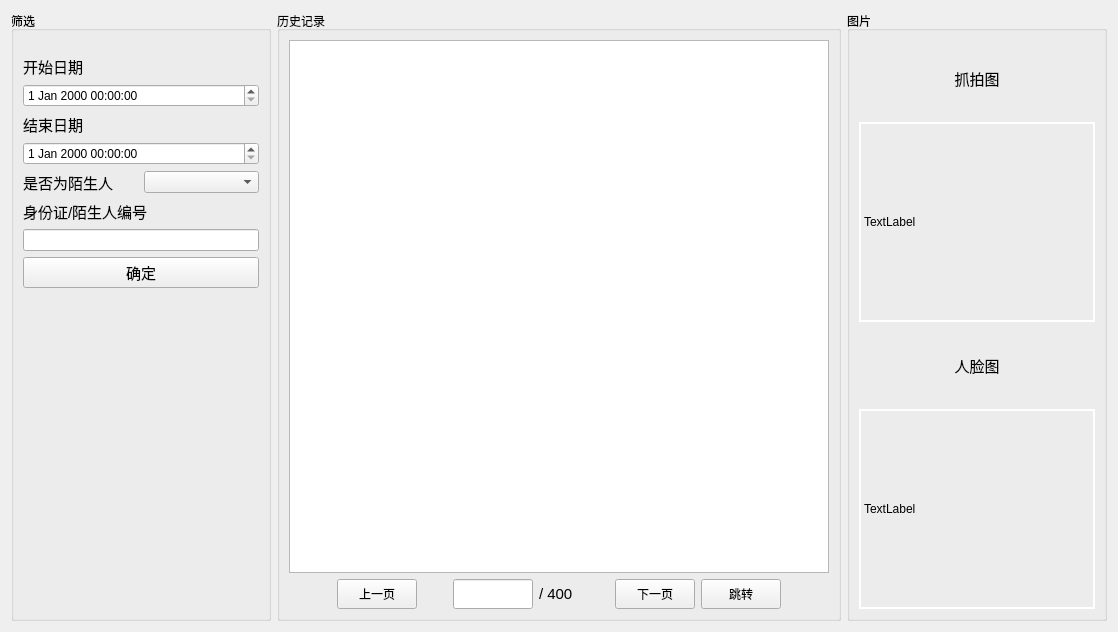
Above: HistoryView/historyview.ui from Flzjler/LaborEye before the change. Below: the same form after it.
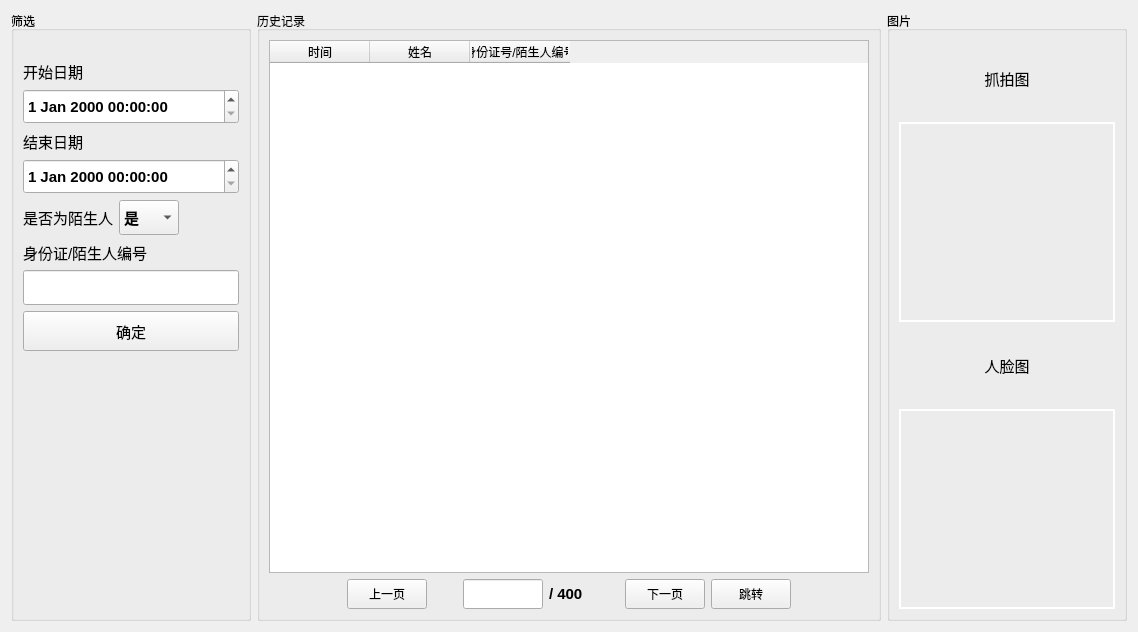
That is the form after the change.

```diff
--- a/HistoryView/historyview.ui
+++ b/HistoryView/historyview.ui
@@ -6,7 +6,7 @@
    <rect>
     <x>0</x>
     <y>0</y>
-    <width>1082</width>
+    <width>1112</width>
     <height>632</height>
    </rect>
   </property>
@@ -30,13 +30,13 @@
      </property>
      <property name="minimumSize">
       <size>
-       <width>260</width>
+       <width>240</width>
        <height>580</height>
       </size>
      </property>
      <property name="maximumSize">
       <size>
-       <width>260</width>
+       <width>240</width>
        <height>16777215</height>
       </size>
      </property>
@@ -50,12 +50,12 @@
          <enum>Qt::Vertical</enum>
         </property>
         <property name="sizeType">
-         <enum>QSizePolicy::Maximum</enum>
+         <enum>QSizePolicy::Minimum</enum>
         </property>
         <property name="sizeHint" stdset="0">
          <size>
-          <width>20</width>
-          <height>15</height>
+          <width>40</width>
+          <height>20</height>
          </size>
         </property>
        </spacer>
@@ -74,7 +74,28 @@
        </widget>
       </item>
       <item>
-       <widget class="QDateTimeEdit" name="dtEdtStartDate"/>
+       <widget class="QDateTimeEdit" name="dtEdtStartDate">
+        <property name="sizePolicy">
+         <sizepolicy hsizetype="Minimum" vsizetype="Minimum">
+          <horstretch>0</horstretch>
+          <verstretch>0</verstretch>
+         </sizepolicy>
+        </property>
+        <property name="minimumSize">
+         <size>
+          <width>0</width>
+          <height>35</height>
+         </size>
+        </property>
+        <property name="font">
+         <font>
+          <family>Arial</family>
+          <pointsize>11</pointsize>
+          <weight>75</weight>
+          <bold>true</bold>
+         </font>
+        </property>
+       </widget>
       </item>
       <item>
        <widget class="QLabel" name="lblEndDate">
@@ -90,12 +111,45 @@
        </widget>
       </item>
       <item>
-       <widget class="QDateTimeEdit" name="dtEdtEndDate"/>
+       <widget class="QDateTimeEdit" name="dtEdtEndDate">
+        <property name="sizePolicy">
+         <sizepolicy hsizetype="Minimum" vsizetype="Minimum">
+          <horstretch>0</horstretch>
+          <verstretch>0</verstretch>
+         </sizepolicy>
+        </property>
+        <property name="minimumSize">
+         <size>
+          <width>0</width>
+          <height>35</height>
+         </size>
+        </property>
+        <property name="font">
+         <font>
+          <family>Arial</family>
+          <pointsize>11</pointsize>
+          <weight>75</weight>
+          <bold>true</bold>
+         </font>
+        </property>
+       </widget>
       </item>
       <item>
        <layout class="QHBoxLayout" name="horizontalLayout_2">
         <item>
          <widget class="QLabel" name="lblStranger">
+          <property name="sizePolicy">
+           <sizepolicy hsizetype="Maximum" vsizetype="Preferred">
+            <horstretch>0</horstretch>
+            <verstretch>0</verstretch>
+           </sizepolicy>
+          </property>
+          <property name="maximumSize">
+           <size>
+            <width>100</width>
+            <height>16777215</height>
+           </size>
+          </property>
           <property name="font">
            <font>
             <family>Arial</family>
@@ -108,7 +162,65 @@
          </widget>
         </item>
         <item>
-         <widget class="QComboBox" name="cboxStranger"/>
+         <widget class="QComboBox" name="cboxStranger">
+          <property name="sizePolicy">
+           <sizepolicy hsizetype="Maximum" vsizetype="Minimum">
+            <horstretch>0</horstretch>
+            <verstretch>0</verstretch>
+           </sizepolicy>
+          </property>
+          <property name="minimumSize">
+           <size>
+            <width>0</width>
+            <height>35</height>
+           </size>
+          </property>
+          <property name="maximumSize">
+           <size>
+            <width>70</width>
+            <height>16777215</height>
+           </size>
+          </property>
+          <property name="font">
+           <font>
+            <family>Arial</family>
+            <pointsize>11</pointsize>
+            <weight>75</weight>
+            <bold>true</bold>
+           </font>
+          </property>
+          <item>
+           <property name="text">
+            <string>是</string>
+           </property>
+          </item>
+          <item>
+           <property name="text">
+            <string>否</string>
+           </property>
+          </item>
+          <item>
+           <property name="text">
+            <string>不限</string>
+           </property>
+          </item>
+         </widget>
+        </item>
+        <item>
+         <spacer name="horizontalSpacer_5">
+          <property name="orientation">
+           <enum>Qt::Horizontal</enum>
+          </property>
+          <property name="sizeType">
+           <enum>QSizePolicy::Expanding</enum>
+          </property>
+          <property name="sizeHint" stdset="0">
+           <size>
+            <width>30</width>
+            <height>20</height>
+           </size>
+          </property>
+         </spacer>
         </item>
        </layout>
       </item>
@@ -126,10 +238,43 @@
        </widget>
       </item>
       <item>
-       <widget class="QLineEdit" name="ledtIdCard"/>
+       <widget class="QLineEdit" name="ledtIdCard">
+        <property name="sizePolicy">
+         <sizepolicy hsizetype="Expanding" vsizetype="Minimum">
+          <horstretch>0</horstretch>
+          <verstretch>0</verstretch>
+         </sizepolicy>
+        </property>
+        <property name="minimumSize">
+         <size>
+          <width>0</width>
+          <height>35</height>
+         </size>
+        </property>
+        <property name="font">
+         <font>
+          <family>Arial</family>
+          <pointsize>11</pointsize>
+          <weight>75</weight>
+          <bold>true</bold>
+         </font>
+        </property>
+       </widget>
       </item>
       <item>
        <widget class="QPushButton" name="btnConfirm">
+        <property name="sizePolicy">
+         <sizepolicy hsizetype="Minimum" vsizetype="Minimum">
+          <horstretch>0</horstretch>
+          <verstretch>0</verstretch>
+         </sizepolicy>
+        </property>
+        <property name="minimumSize">
+         <size>
+          <width>0</width>
+          <height>40</height>
+         </size>
+        </property>
         <property name="font">
          <font>
           <family>Arial</family>
@@ -181,10 +326,30 @@
          <widget class="QTableWidget" name="tblRecord">
           <property name="minimumSize">
            <size>
-            <width>540</width>
+            <width>600</width>
             <height>500</height>
            </size>
           </property>
+          <property name="font">
+           <font>
+            <pointsize>9</pointsize>
+           </font>
+          </property>
+          <column>
+           <property name="text">
+            <string>时间</string>
+           </property>
+          </column>
+          <column>
+           <property name="text">
+            <string>姓名</string>
+           </property>
+          </column>
+          <column>
+           <property name="text">
+            <string>身份证号/陌生人编号</string>
+           </property>
+          </column>
          </widget>
         </item>
         <item>
@@ -261,6 +426,8 @@
              <font>
               <family>Arial</family>
               <pointsize>11</pointsize>
+              <weight>75</weight>
+              <bold>true</bold>
              </font>
             </property>
             <property name="alignment">
@@ -292,6 +459,8 @@
              <font>
               <family>Arial</family>
               <pointsize>11</pointsize>
+              <weight>75</weight>
+              <bold>true</bold>
              </font>
             </property>
             <property name="text">
@@ -383,7 +552,7 @@
      </property>
      <property name="minimumSize">
       <size>
-       <width>260</width>
+       <width>240</width>
        <height>580</height>
       </size>
      </property>
@@ -429,7 +598,7 @@
 border-color: rgb(255, 255, 255);</string>
           </property>
           <property name="text">
-           <string>TextLabel</string>
+           <string/>
           </property>
          </widget>
         </item>
@@ -463,7 +632,7 @@
 border-color: rgb(255, 255, 255);</string>
           </property>
           <property name="text">
-           <string>TextLabel</string>
+           <string/>
           </property>
          </widget>
         </item>
```
